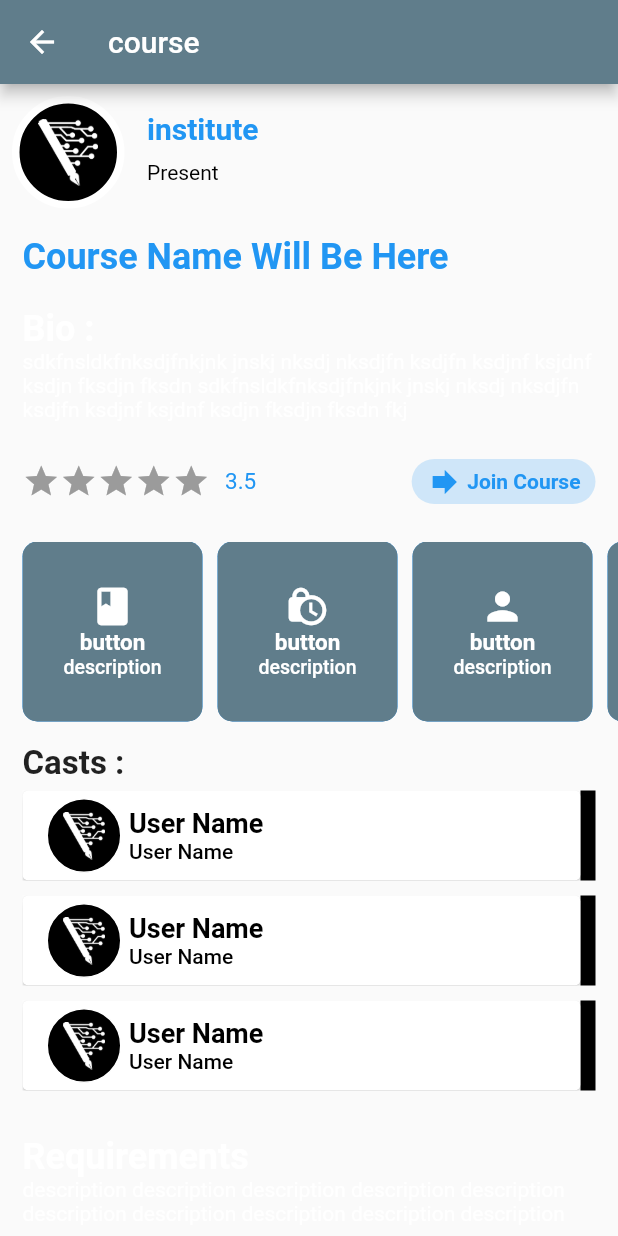
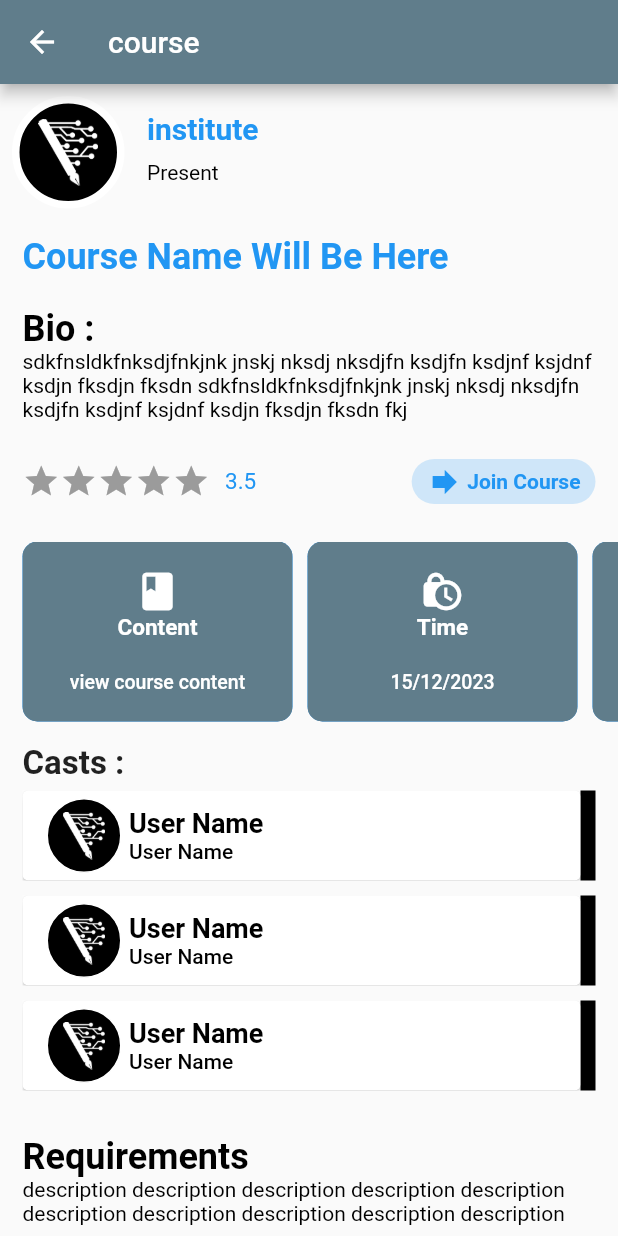
Before and after one commit to yazanash/Pentell, a Flutter app: the screen it shows after launch, after a tap on "institute Name", on a phone screen of 412 x 824 dp. Run offline on Flutter 3.47's test engine with Material 2 defaults, Android fonts, the phone set to English and light mode, and no system bars; drawn by our look-alikes of flutter_rating_bar; our stand-ins replace dartz, equatable, get_it, hive, hive_flutter, internet_connection_checker and 2 more; missing offline and left inert: dart:ffi; accounts and stored records are empty.

Commit message:
modifying course model

```diff
--- a/lib/features/course/data/models/categories_model.dart
+++ b/lib/features/course/data/models/categories_model.dart
@@ -1,4 +1,3 @@
-import 'dart:js_util';
 
 import 'package:pentelligence/features/course/models/entities/categories.dart';
 
--- a/lib/features/course/models/entities/course.dart
+++ b/lib/features/course/models/entities/course.dart
@@ -7,8 +7,7 @@ class Course {
   final String id;
   final String name;
   final String provider;
-  final Profile teacher;
-  final int currentVersion;
+  final List<int> currentVersions;
   final List<CVersion> cversions;
   final List<String> tags;
   final Category category;
@@ -19,11 +18,10 @@ class Course {
     required this.id,
     required this.name,
     required this.provider,
-    required this.teacher,
     required this.cversions,
     required this.tags,
     required this.category,
-    required this.currentVersion,
+    required this.currentVersions,
     this.isJoined = false,
   });
 }
--- a/lib/features/course/views/pages/course_info.dart
+++ b/lib/features/course/views/pages/course_info.dart
@@ -41,6 +41,7 @@ class CourseInfoPage extends StatelessWidget {
           Padding(
             padding: const EdgeInsets.symmetric(horizontal: 15),
             child: Bio(
+              color: Colors.black,
               description:
                   "sdkfnsldkfnksdjfnkjnk jnskj nksdj nksdjfn ksdjfn ksdjnf ksjdnf ksdjn fksdjn fksdn sdkfnsldkfnksdjfnkjnk jnskj nksdj nksdjfn ksdjfn ksdjnf ksjdnf ksdjn fksdjn fksdn fkj",
               fontSize: 24.0,
@@ -99,12 +100,36 @@ class CourseInfoPage extends StatelessWidget {
               scrollDirection: Axis.horizontal,
               padding: const EdgeInsets.symmetric(horizontal: 10),
               child: Row(children: [
-                CardInfo(ratio: 1, icon: Icons.book),
-                CardInfo(ratio: 1, icon: Icons.lock_clock),
-                CardInfo(ratio: 1, icon: Icons.person),
-                CardInfo(ratio: 1, icon: Icons.map),
-                CardInfo(ratio: 1, icon: Icons.phone),
-                CardInfo(ratio: 1, icon: Icons.pending),
+                CardInfo(
+                    ratio: 1.5,
+                    description: "view course content",
+                    text: "Content",
+                    icon: Icons.book),
+                CardInfo(
+                    ratio: 1.5,
+                    description: "15/12/2023",
+                    text: "Time",
+                    icon: Icons.lock_clock),
+                CardInfo(
+                    ratio: 1.5,
+                    description: "95",
+                    text: "Joined",
+                    icon: Icons.person),
+                CardInfo(
+                    ratio: 1.5,
+                    description: "Institute location",
+                    text: "Location",
+                    icon: Icons.map),
+                CardInfo(
+                    ratio: 1.5,
+                    description: "+9969669669",
+                    text: "Phone",
+                    icon: Icons.phone),
+                CardInfo(
+                    ratio: 1.5,
+                    description: "Full",
+                    text: "In progress",
+                    icon: Icons.pending),
               ]),
             ),
           ),
@@ -130,6 +155,7 @@ class CourseInfoPage extends StatelessWidget {
           Padding(
             padding: const EdgeInsets.symmetric(horizontal: 15, vertical: 10),
             child: Bio(
+              color: Colors.black,
               description:
                   "description description description description description description description description description description",
               title: "Requirements",
--- a/lib/features/course/views/widgets/info_card.dart
+++ b/lib/features/course/views/widgets/info_card.dart
@@ -5,6 +5,7 @@ Widget CardInfo(
     {String text = "button",
     iconColor = Colors.white,
     iconSize = 30.0,
+    String description = "dsv",
     icon = Icons.add,
     double ratio = 0.75}) {
   return Padding(
@@ -34,9 +35,13 @@ Widget CardInfo(
                         color: Colors.white,
                         fontWeight: FontWeight.w600),
                   ),
-                  const Text(
-                    "description",
-                    style: TextStyle(
+                 const SizedBox(
+                    height: 20,
+                  ),
+                  Text(
+                    description,
+                    textAlign: TextAlign.center,
+                    style: const TextStyle(
                       fontSize: 13,
                       color: Colors.white,
                     ),
--- a/lib/homePage.dart
+++ b/lib/homePage.dart
@@ -89,7 +89,7 @@ class HomePage extends StatelessWidget {
         builder: (context, state, child) {
           return <Widget>[
             const CoursesPage(isRtl: false),
-            const AddCourse(),
+            const BoardPage(),
             ProfilePage(),
             const MorePage(),
           ][state.index];
```
Also changed, not shown: lib/core/utilities/dropdown.dart (added, +33 -0 lines), lib/features/course/data/models/course_model.dart (+3 -6 lines), lib/features/dashboard/views/pages/add_course.dart (+12 -3 lines).
